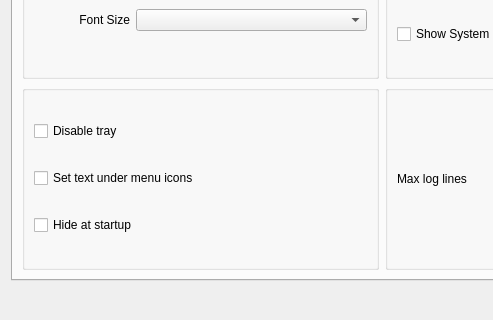
The window that src/nekobox/ui/setting/dialog_basic_settings.ui (qr243vbi/nekobox) describes before a commit, drawn with Qt 5; both pictures show x 0 to 493 and y 343 to 663 of the 763 by 663 pixel window.
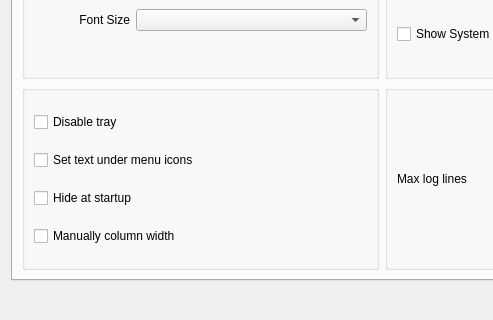
The same window after the commit. The open tabs and pages were chosen to show the change. Custom widgets are drawn as their Qt base class.

Patch:
```diff
--- a/src/nekobox/ui/setting/dialog_basic_settings.ui
+++ b/src/nekobox/ui/setting/dialog_basic_settings.ui
@@ -552,6 +552,13 @@
               </property>
              </widget>
             </item>
+            <item>
+             <widget class="QCheckBox" name="manually_column_width">
+              <property name="text">
+               <string>Manually column width</string>
+              </property>
+             </widget>
+            </item>
            </layout>
           </widget>
          </item>
```
Left out of the diff: 2 changed lines with no effect on the pictures.
